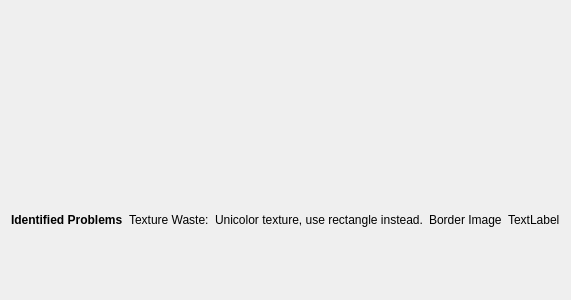
This is plugins/quickinspector/textureextension/texturetab.ui in KDAB/GammaRay as Qt 5 draws it before an edit. The edited form follows.
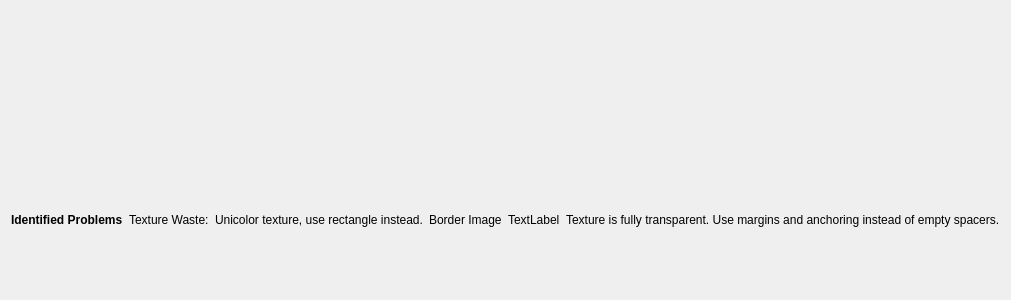
This is the edited form. Custom widgets are drawn as their Qt base class.

Commit message: tr user-facing strings, warn about full transparency, document extra update

Patch:
```diff
--- a/plugins/quickinspector/textureextension/texturetab.ui
+++ b/plugins/quickinspector/textureextension/texturetab.ui
@@ -6,7 +6,7 @@
    <rect>
     <x>0</x>
     <y>0</y>
-    <width>466</width>
+    <width>661</width>
     <height>300</height>
    </rect>
   </property>
@@ -73,6 +73,13 @@
         </property>
        </widget>
       </item>
+      <item>
+       <widget class="QLabel" name="fullTransparencyWarningLabel">
+        <property name="text">
+         <string>Texture is fully transparent. Use margins and anchoring instead of empty spacers.</string>
+        </property>
+       </widget>
+      </item>
       <item>
        <spacer name="horizontalSpacer">
         <property name="orientation">
```
The commit also changes 4 other files.
